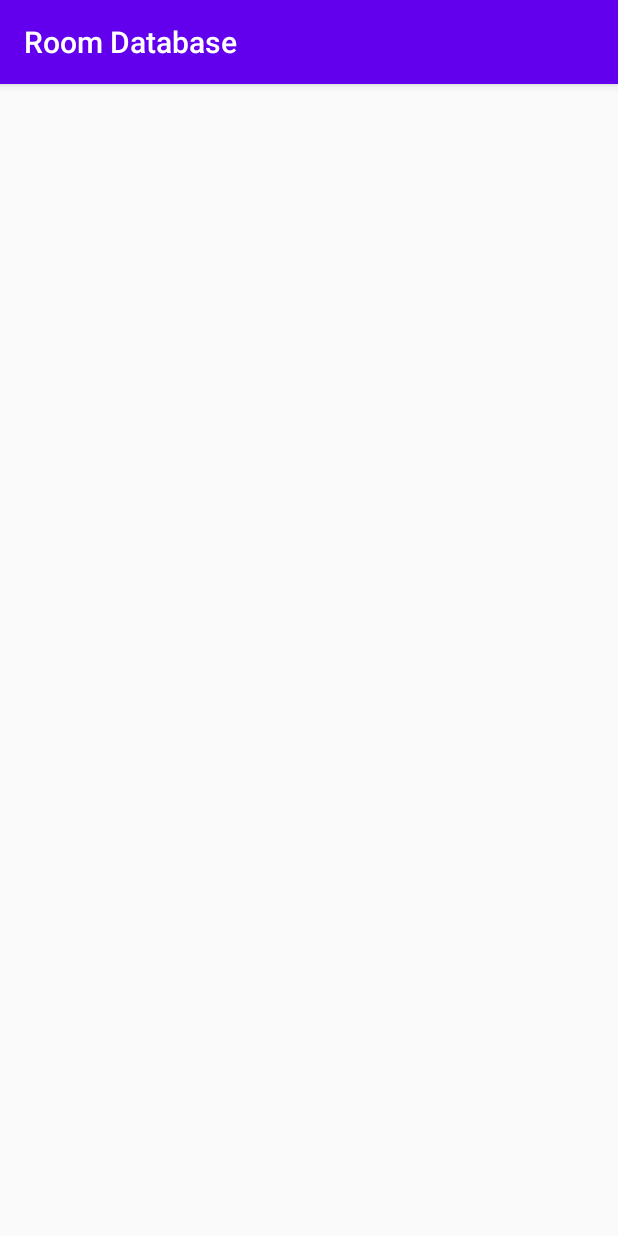
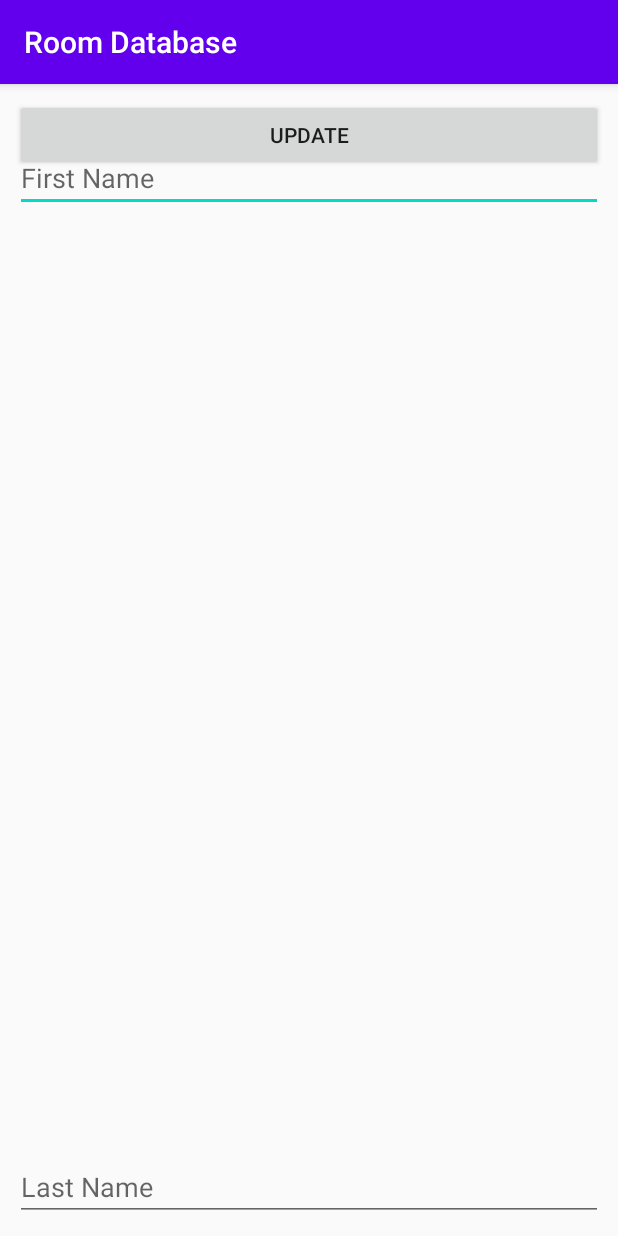
Before and after one commit to Olaislord/RoomDataBase, an Android app: the fragment UpdateFragment shown on its own in the app's theme, on a phone screen of 412 x 824 dp. Run offline under Robolectric (Android 15) with nearby library versions, the phone set to English and light mode, and no system bars; our stand-ins replace Room's generated code; 4 statements that could not run were skipped.

Commit message:
new update

```diff
--- a/app/src/main/java/com/example/roomdatabase/data/UserDao.kt
+++ b/app/src/main/java/com/example/roomdatabase/data/UserDao.kt
@@ -1,10 +1,7 @@
 package com.example.roomdatabase.data
 
 import androidx.lifecycle.LiveData
-import androidx.room.Dao
-import androidx.room.Insert
-import androidx.room.OnConflictStrategy
-import androidx.room.Query
+import androidx.room.*
 import com.example.roomdatabase.model.User
 
 @Dao
@@ -13,6 +10,9 @@ interface UserDao {
     @Insert(onConflict = OnConflictStrategy.IGNORE)
     suspend fun addUser(user: User)
 
+    @Update
+    suspend fun updateUser(user: User)
+
     @Query("SELECT * FROM user_table ORDER BY id ASC")
     fun readAllUser(): LiveData<List<User>>
 }
--- a/app/src/main/java/com/example/roomdatabase/fragment/list/ListAdapter.kt
+++ b/app/src/main/java/com/example/roomdatabase/fragment/list/ListAdapter.kt
@@ -3,6 +3,7 @@ package com.example.roomdatabase.fragment.list
 import android.view.LayoutInflater
 import android.view.View
 import android.view.ViewGroup
+import androidx.navigation.findNavController
 import androidx.recyclerview.widget.RecyclerView
 import com.example.roomdatabase.R
 import com.example.roomdatabase.model.User
@@ -30,6 +31,11 @@ class ListAdapter: RecyclerView.Adapter<ListAdapter.MyViewHolder>() {
         holder.itemView.firstname_txt.text = currentItem.firstname
         holder.itemView.lastname_txt.text = currentItem.lastname
         holder.itemView.age_txt.text = currentItem.age.toString()
+
+        holder.itemView.setOnClickListener{
+            val action = ListFragmentDirections.actionListFragmentToUpdateFragment(currentItem)
+            holder.itemView.findNavController().navigate(action)
+        }
     }
 
     fun setData(user: List<User>){
--- a/app/src/main/java/com/example/roomdatabase/model/User.kt
+++ b/app/src/main/java/com/example/roomdatabase/model/User.kt
@@ -1,8 +1,11 @@
 package com.example.roomdatabase.model
 
+import android.os.Parcelable
 import androidx.room.Entity
 import androidx.room.PrimaryKey
+import kotlinx.android.parcel.Parcelize
 
+@Parcelize
 @Entity(tableName = "user_table")
 data class User (
 
@@ -12,4 +15,4 @@ data class User (
     val firstname: String?,
     val lastname: String?,
     val age: Int
-)
+): Parcelable
--- a/app/src/main/java/com/example/roomdatabase/repository/UserRepository.kt
+++ b/app/src/main/java/com/example/roomdatabase/repository/UserRepository.kt
@@ -11,4 +11,8 @@ class UserRepository(private val userDao: UserDao) {
     suspend fun addUser(user: User){
         userDao.addUser(user)
     }
+
+    suspend fun updateUser(user: User){
+        userDao.updateUser(user)
+    }
 }
--- a/app/src/main/java/com/example/roomdatabase/viewModel/UserViewModel.kt
+++ b/app/src/main/java/com/example/roomdatabase/viewModel/UserViewModel.kt
@@ -26,4 +26,10 @@ class UserViewModel(application: Application): AndroidViewModel(application) {
             repository.addUser(user)
         }
     }
+
+    fun updateUser(user: User){
+        viewModelScope.launch ( Dispatchers.IO ){
+            repository.updateUser(user)
+        }
+    }
 }
--- a/app/src/main/res/layout/custom_row.xml
+++ b/app/src/main/res/layout/custom_row.xml
@@ -4,7 +4,8 @@
     xmlns:tools="http://schemas.android.com/tools"
     android:layout_width="match_parent"
     android:layout_height="wrap_content"
-    android:padding="24dp">
+    android:padding="24dp"
+    android:id="@+id/rowlayout">
 
     <TextView
         android:id="@+id/id_txt"
--- a/app/src/main/res/layout/fragment_update.xml
+++ b/app/src/main/res/layout/fragment_update.xml
@@ -1,9 +1,63 @@
 <?xml version="1.0" encoding="utf-8"?>
 <androidx.constraintlayout.widget.ConstraintLayout xmlns:android="http://schemas.android.com/apk/res/android"
+    xmlns:app="http://schemas.android.com/apk/res-auto"
     xmlns:tools="http://schemas.android.com/tools"
     android:layout_width="match_parent"
     android:layout_height="match_parent"
+    android:padding="10dp"
     tools:context=".fragment.update.UpdateFragment">
+
+    <EditText
+        android:id="@+id/updateFirstname_et"
+        android:layout_width="match_parent"
+        android:layout_height="wrap_content"
+        android:layout_marginTop="30dp"
+        android:ems="10"
+        android:hint="First Name"
+        android:inputType="textPersonName"
+        app:layout_constraintBottom_toBottomOf="parent"
+        app:layout_constraintEnd_toEndOf="parent"
+        app:layout_constraintHorizontal_bias="1.0"
+        app:layout_constraintStart_toStartOf="parent"
+        app:layout_constraintTop_toTopOf="parent"
+        app:layout_constraintVertical_bias="0.0" />
+
+    <EditText
+        android:id="@+id/updateLastname_et"
+        android:layout_width="match_parent"
+        android:layout_height="wrap_content"
+        android:ems="10"
+        android:hint="Last Name"
+        android:inputType="textPersonName"
+        app:layout_constraintBottom_toBottomOf="parent"
+        app:layout_constraintEnd_toEndOf="parent"
+        app:layout_constraintHorizontal_bias="0.5"
+        app:layout_constraintStart_toStartOf="parent" />
+
+    <EditText
+        android:id="@+id/updateAge_et"
+        android:layout_width="match_parent"
+        android:layout_height="wrap_content"
+        android:layout_marginTop="24dp"
+        android:ems="10"
+        android:hint="Age"
+        android:inputType="number"
+        app:layout_constraintBottom_toTopOf="@+id/update_btn"
+        app:layout_constraintEnd_toEndOf="parent"
+        app:layout_constraintHorizontal_bias="0.0"
+        app:layout_constraintStart_toStartOf="parent"
+        app:layout_constraintTop_toBottomOf="@+id/updateFirstname_et"
+        app:layout_constraintVertical_bias="0.672" />
+
+    <Button
+        android:id="@+id/update_btn"
+        android:layout_width="match_parent"
+        android:layout_height="wrap_content"
+        android:text="Update"
+        app:layout_constraintEnd_toEndOf="parent"
+        app:layout_constraintHorizontal_bias="0.5"
+        app:layout_constraintStart_toStartOf="parent"
+        tools:layout_editor_absoluteY="416dp" />
 
 
 </androidx.constraintlayout.widget.ConstraintLayout>
```
Also changed, not shown: app/src/main/java/com/example/roomdatabase/fragment/update/UpdateFragment.kt (+52 -0 lines), app/src/main/res/navigation/my_nav.xml (+15 -0 lines).
